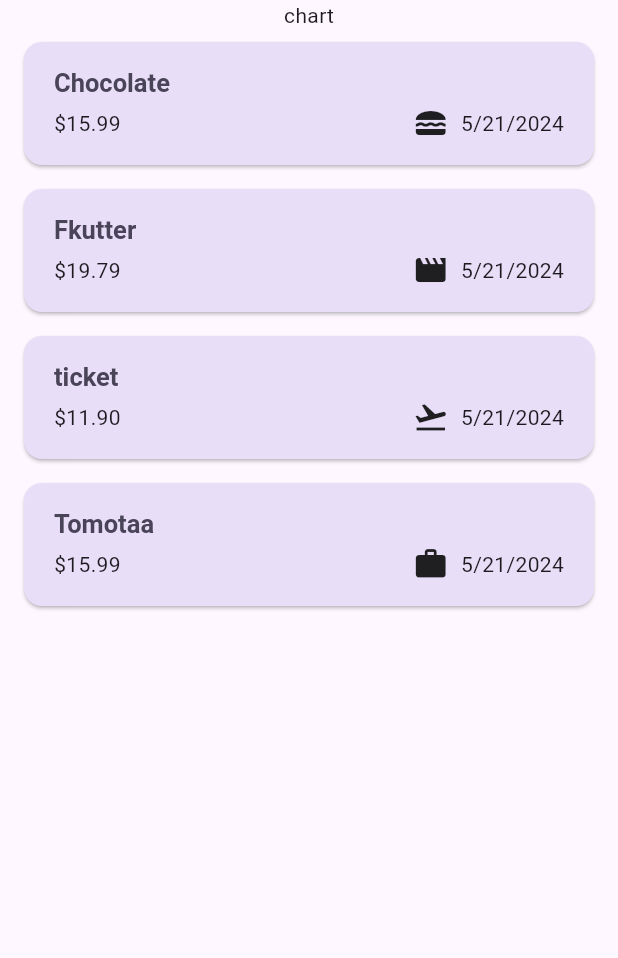
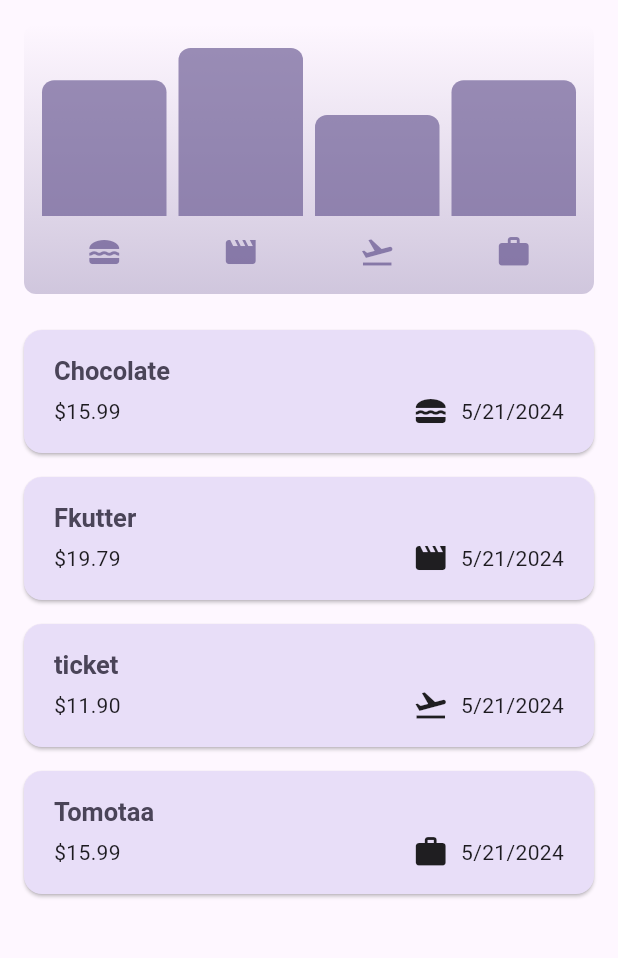
Before and after one commit to PrajwalSugandhi/Expense-Tracker, a Flutter app: the screen it shows after launch, on a phone screen of 412 x 824 dp, the part 84-1042 px from its top. Run offline on Flutter 3.47's test engine with Material 3 defaults, Android fonts, the phone set to English and light mode, and no system bars.

Commit message:
Chart Functionality

```diff
--- a/lib/model/expense.dart
+++ b/lib/model/expense.dart
@@ -4,7 +4,8 @@
 
 const uuid = Uuid();
 
-enum Category { food , leisure , work , travel}
+enum Category { food, leisure, work, travel }
+
 final formatter = DateFormat.yMd();
 
 const categoryIcons = {
@@ -14,15 +15,39 @@
   Category.travel: Icons.flight_takeoff,
 };
 
-class Expense{
-  Expense({required this.category, required this.title, required this.amount, required this.date}) : id = uuid.v4();
+class Expense {
+  Expense(
+      {required this.category,
+      required this.title,
+      required this.amount,
+      required this.date})
+      : id = uuid.v4();
   final String id;
   final String title;
   final double amount;
   final DateTime date;
   final Category category;
 
-  String get formatDate{
+  String get formatDate {
     return formatter.format(date);
   }
 }
+
+class ExpenseBucket {
+  ExpenseBucket({required this.expenses, required this.category});
+  final Category category;
+  final List<Expense> expenses ;
+
+  ExpenseBucket.forCategory(List<Expense> allExpenses, this.category)
+      : expenses = allExpenses
+            .where((expense) => expense.category == category)
+            .toList();
+
+  double get totalExpenses {
+    double sum = 0;
+    for (final expense in expenses) {
+      sum += expense.amount;
+    }
+    return sum;
+  }
+}
--- /dev/null
+++ b/lib/widgets/chart/chart.dart
@@ -0,0 +1,97 @@
+import 'package:expense_tracker/model/expense.dart';
+import 'package:flutter/material.dart';
+
+import 'package:expense_tracker/widgets/chart/chart_bar.dart';
+
+
+class Chart extends StatelessWidget {
+  const Chart({super.key, required this.expenses});
+
+  final List<Expense> expenses;
+
+  List<ExpenseBucket> get buckets {
+    return [
+      ExpenseBucket.forCategory(expenses, Category.food),
+      ExpenseBucket.forCategory(expenses, Category.leisure),
+      ExpenseBucket.forCategory(expenses, Category.travel),
+      ExpenseBucket.forCategory(expenses, Category.work),
+    ];
+  }
+
+  double get maxTotalExpense {
+    double maxTotalExpense = 0;
+
+    for (final bucket in buckets) {
+      if (bucket.totalExpenses > maxTotalExpense) {
+        maxTotalExpense = bucket.totalExpenses;
+      }
+    }
+
+    return maxTotalExpense;
+  }
+
+  @override
+  Widget build(BuildContext context) {
+    final isDarkMode =
+        MediaQuery.of(context).platformBrightness == Brightness.dark;
+    return Container(
+      margin: const EdgeInsets.all(16),
+      padding: const EdgeInsets.symmetric(
+        vertical: 16,
+        horizontal: 8,
+      ),
+      width: double.infinity,
+      height: 180,
+      decoration: BoxDecoration(
+        borderRadius: BorderRadius.circular(8),
+        gradient: LinearGradient(
+          colors: [
+            Theme.of(context).colorScheme.primary.withOpacity(0.3),
+            Theme.of(context).colorScheme.primary.withOpacity(0.0)
+          ],
+          begin: Alignment.bottomCenter,
+          end: Alignment.topCenter,
+        ),
+      ),
+      child: Column(
+        children: [
+          Expanded(
+            child: Row(
+              crossAxisAlignment: CrossAxisAlignment.end,
+              children: [
+                for (final bucket in buckets)
+                  ChartBar(
+                    fill: bucket.totalExpenses == 0
+                        ? 0
+                        : bucket.totalExpenses / maxTotalExpense,
+                  )
+
+              ],
+            ),
+          ),
+          const SizedBox(height: 12),
+          Row(
+            children: buckets
+                .map(
+                  (bucket) => Expanded(
+                    child: Padding(
+                      padding: const EdgeInsets.symmetric(horizontal: 4),
+                      child: Icon(
+                        categoryIcons[bucket.category],
+                        color: isDarkMode
+                            ? Theme.of(context).colorScheme.secondary
+                            : Theme.of(context)
+                                .colorScheme
+                                .primary
+                                .withOpacity(0.7),
+                      ),
+                    ),
+                  ),
+                )
+                .toList(),
+          )
+        ],
+      ),
+    );
+  }
+}
--- /dev/null
+++ b/lib/widgets/chart/chart_bar.dart
@@ -0,0 +1,34 @@
+import 'package:flutter/material.dart';
+
+class ChartBar extends StatelessWidget {
+  const ChartBar({
+    super.key,
+    required this.fill,
+  });
+
+  final double fill;
+
+  @override
+  Widget build(BuildContext context) {
+    final isDarkMode =
+        MediaQuery.of(context).platformBrightness == Brightness.dark;
+    return Expanded(
+      child: Padding(
+        padding: const EdgeInsets.symmetric(horizontal: 4),
+        child: FractionallySizedBox(
+          heightFactor: fill,
+          child: DecoratedBox(
+            decoration: BoxDecoration(
+              shape: BoxShape.rectangle,
+              borderRadius:
+                  const BorderRadius.vertical(top: Radius.circular(8)),
+              color: isDarkMode
+                  ? Theme.of(context).colorScheme.secondary
+                  : Theme.of(context).colorScheme.primary.withOpacity(0.65),
+            ),
+          ),
+        ),
+      ),
+    );
+  }
+}
--- a/lib/widgets/expenses.dart
+++ b/lib/widgets/expenses.dart
@@ -1,3 +1,4 @@
+import 'package:expense_tracker/widgets/chart/chart.dart';
 import 'package:expense_tracker/widgets/expenses_list/expenses_list.dart';
 import 'package:expense_tracker/widgets/new_expense.dart';
 import 'package:flutter/material.dart';
@@ -101,7 +102,7 @@
       ),
       body: Column(
         children: [
-          Text('chart'),
+          Chart(expenses: registeredExpenses),
           Expanded(child: mainContent),
       ],
     ),
--- a/lib/widgets/new_expense.dart
+++ b/lib/widgets/new_expense.dart
@@ -83,7 +83,7 @@
             ),
 
             Row(
-
+              mainAxisAlignment: MainAxisAlignment.spaceBetween,
               children: [
                 Expanded(
                   child: TextField(
@@ -104,7 +104,7 @@
                       crossAxisAlignment: CrossAxisAlignment.center,
                       children: [
                         Text(
-                          selectedDate == null ? 'No Date Selected' : formatter.format(selectedDate!),
+                          selectedDate == null ? 'Choose Date' : formatter.format(selectedDate!),
                         ),
                         IconButton(onPressed: _presentDatePicker, icon: Icon(Icons.calendar_month)),
 
```
